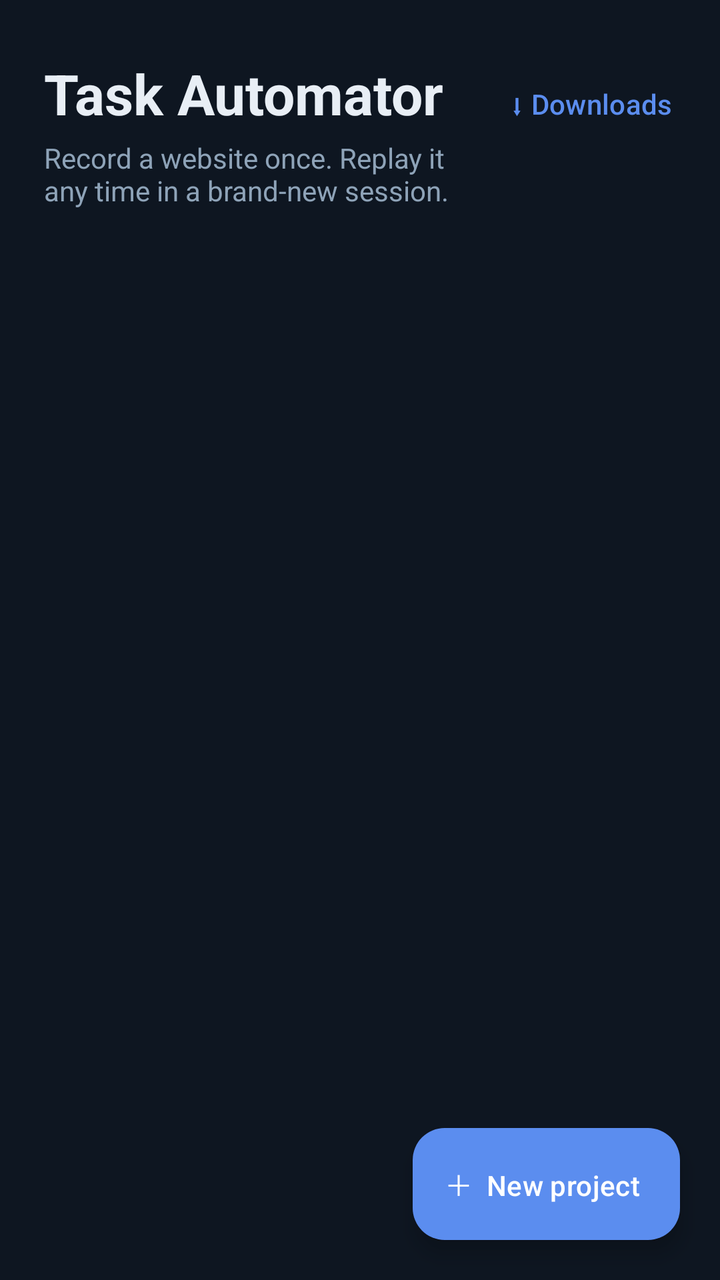
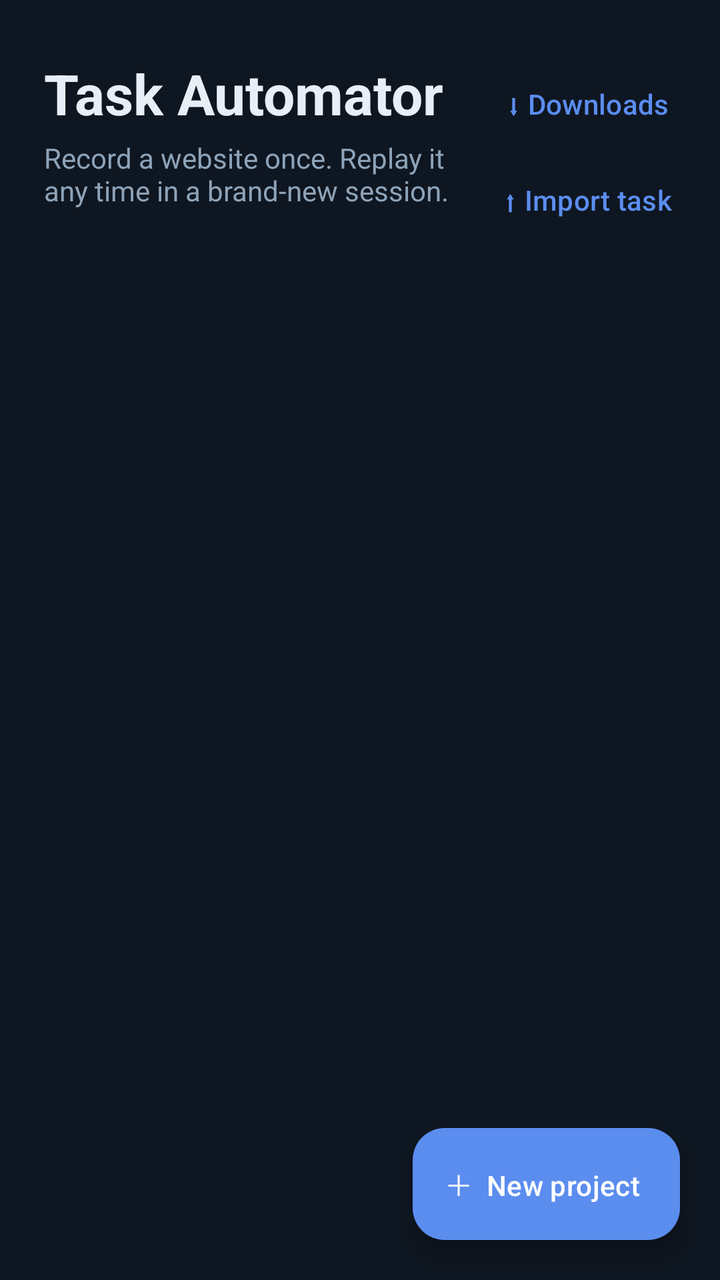

Compare the two renders of this Android layout. The source of the first and the diff that turns it into the second are given below.
<!-- AndroidManifest.xml: application theme Theme.TaskAutomator -->
<!-- res/layout/activity_main.xml -->
<?xml version="1.0" encoding="utf-8"?>
<FrameLayout xmlns:android="http://schemas.android.com/apk/res/android"
    xmlns:app="http://schemas.android.com/apk/res-auto"
    android:layout_width="match_parent"
    android:layout_height="match_parent"
    android:background="@color/ta_bg">

    <LinearLayout
        android:layout_width="match_parent"
        android:layout_height="match_parent"
        android:orientation="vertical">

        <LinearLayout
            android:layout_width="match_parent"
            android:layout_height="wrap_content"
            android:gravity="top"
            android:orientation="horizontal"
            android:paddingStart="22dp"
            android:paddingEnd="12dp"
            android:paddingTop="28dp"
            android:paddingBottom="12dp">

            <LinearLayout
                android:layout_width="0dp"
                android:layout_height="wrap_content"
                android:layout_weight="1"
                android:orientation="vertical">

                <TextView
                    android:layout_width="wrap_content"
                    android:layout_height="wrap_content"
                    android:text="Task Automator"
                    android:textColor="@color/ta_text"
                    android:textSize="28sp"
                    android:textStyle="bold"/>

                <TextView
                    android:layout_width="wrap_content"
                    android:layout_height="wrap_content"
                    android:layout_marginTop="4dp"
                    android:text="Record a website once. Replay it any time in a brand-new session."
                    android:textColor="@color/ta_sub"
                    android:textSize="14sp"/>
            </LinearLayout>

            <com.google.android.material.button.MaterialButton
                android:id="@+id/downloadsBtn"
                style="@style/Widget.Material3.Button.TextButton"
                android:layout_width="wrap_content"
                android:layout_height="wrap_content"
                android:text="⬇ Downloads"/>
        </LinearLayout>

        <androidx.recyclerview.widget.RecyclerView
            android:id="@+id/projectList"
            android:layout_width="match_parent"
            android:layout_height="0dp"
            android:layout_weight="1"
            android:clipToPadding="false"
            android:paddingStart="12dp"
            android:paddingEnd="12dp"
            android:paddingTop="4dp"
            android:paddingBottom="96dp"/>
    </LinearLayout>

    <TextView
        android:id="@+id/emptyText"
        android:layout_width="wrap_content"
        android:layout_height="wrap_content"
        android:layout_gravity="center"
        android:gravity="center"
        android:padding="32dp"
        android:text="No projects yet.\nTap “New project” to record your first one."
        android:textColor="@color/ta_sub"
        android:textSize="15sp"
        android:visibility="gone"/>

    <com.google.android.material.floatingactionbutton.ExtendedFloatingActionButton
        android:id="@+id/newBtn"
        android:layout_width="wrap_content"
        android:layout_height="wrap_content"
        android:layout_gravity="bottom|end"
        android:layout_margin="20dp"
        android:text="＋  New project"
        app:backgroundTint="@color/ta_accent"
        android:textColor="#FFFFFF"/>
</FrameLayout>
<!-- resources referenced by this layout -->
<resources>
  <color name="ta_accent">#5B8DEF</color>
  <color name="ta_bg">#0E1621</color>
  <color name="ta_sub">#8EA3B8</color>
  <color name="ta_text">#E8EEF5</color>
  <style name="Theme.TaskAutomator" parent="Theme.Material3.Dark.NoActionBar">
          <item name="colorPrimary">@color/ta_accent</item>
          <item name="colorOnPrimary">#FFFFFF</item>
          <item name="colorSurface">@color/ta_bg</item>
          <item name="colorOnSurface">@color/ta_text</item>
          <item name="colorError">@color/ta_danger</item>
          <item name="android:windowBackground">@color/ta_bg</item>
          <item name="android:statusBarColor">@color/ta_bg</item>
          <item name="android:navigationBarColor">@color/ta_bg</item>
      </style>
  <color name="ta_danger">#F2625A</color>
</resources>

<!-- the commit's change to res/layout/activity_main.xml (unified diff, before → after) -->
@@ -43,12 +43,25 @@
                     android:textSize="14sp"/>
             </LinearLayout>
 
-            <com.google.android.material.button.MaterialButton
-                android:id="@+id/downloadsBtn"
-                style="@style/Widget.Material3.Button.TextButton"
+            <LinearLayout
                 android:layout_width="wrap_content"
                 android:layout_height="wrap_content"
-                android:text="⬇ Downloads"/>
+                android:orientation="vertical">
+
+                <com.google.android.material.button.MaterialButton
+                    android:id="@+id/downloadsBtn"
+                    style="@style/Widget.Material3.Button.TextButton"
+                    android:layout_width="match_parent"
+                    android:layout_height="wrap_content"
+                    android:text="⬇ Downloads"/>
+
+                <com.google.android.material.button.MaterialButton
+                    android:id="@+id/importBtn"
+                    style="@style/Widget.Material3.Button.TextButton"
+                    android:layout_width="match_parent"
+                    android:layout_height="wrap_content"
+                    android:text="⬆ Import task"/>
+            </LinearLayout>
         </LinearLayout>
 
         <androidx.recyclerview.widget.RecyclerView
